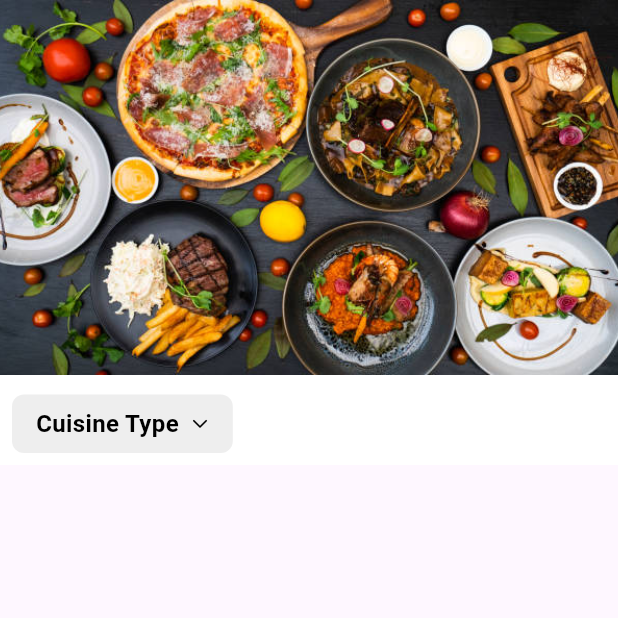
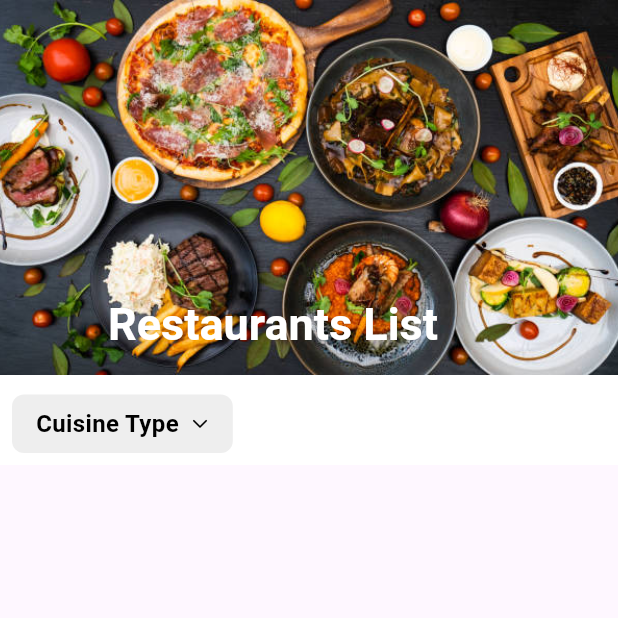
Before and after one commit to R3-da/restaurants_filter, a Flutter app: the screen it shows after launch, on a phone screen of 412 x 824 dp, the top half of it. Run offline on Flutter 3.47's test engine with Material 3 defaults, Android fonts, the phone set to English and light mode, and no system bars; network calls fail.

Commit message:
frontend: - add top bar title

```diff
--- a/frontend/lib/src/restaurants_list_feature/restaurants_list_view.dart
+++ b/frontend/lib/src/restaurants_list_feature/restaurants_list_view.dart
@@ -29,9 +29,22 @@ class RestaurantsListView extends StatelessWidget {
           expandedHeight: 250.0, // Height of the image
           pinned: true, // Keeps the app bar visible when scrolling
           flexibleSpace: FlexibleSpaceBar(
-            background: Image.asset(
-              'assets/images/sliver_food_image.jpg',
-              fit: BoxFit.cover,
+            title: Text(
+              'Restaurants List', // This will become the title in the sticky bar
+              style: TextStyle(
+                fontSize: 20,
+                fontWeight: FontWeight.bold,
+                color: Colors.white,
+              ),
+            ),
+            background: Stack(
+              fit: StackFit.expand,
+              children: [
+                Image.asset(
+                  'assets/images/sliver_food_image.jpg',
+                  fit: BoxFit.cover,
+                ),
+              ],
             ),
           ),
         ),
```
